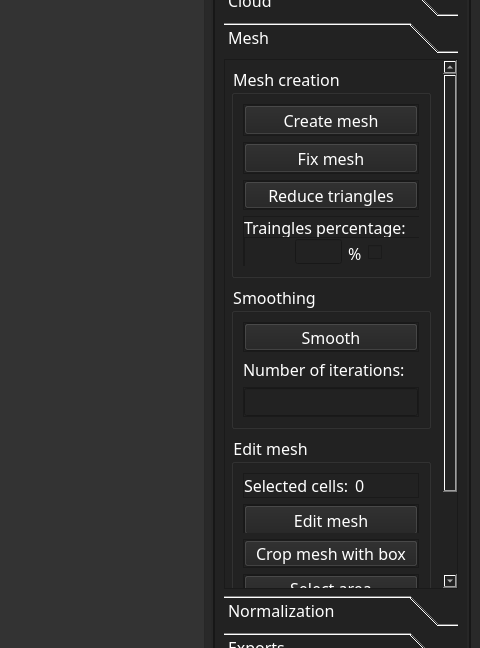
First picture: the form in UI2.ui, repository MateuszRumin/PWSZ_3IS_2024_ZPI_P3_G3, before the edit; both pictures show x 599 to 1079 and y 176 to 824 of the 1079 by 933 pixel window.
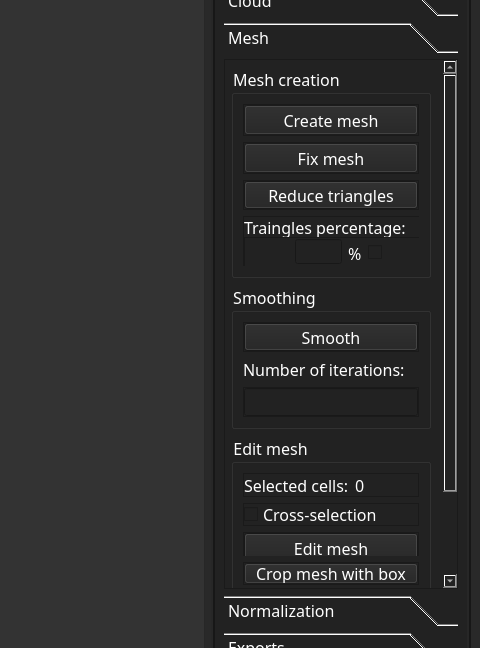
Second picture: the form after the edit.

```diff
--- a/UI2.ui
+++ b/UI2.ui
@@ -1987,7 +1987,7 @@
                 <x>0</x>
                 <y>0</y>
                 <width>215</width>
-                <height>583</height>
+                <height>594</height>
                </rect>
               </property>
               <property name="maximumSize">
@@ -2509,6 +2509,37 @@
                     </layout>
                    </widget>
                   </item>
+                  <item>
+                   <widget class="QFrame" name="frame_38">
+                    <property name="frameShape">
+                     <enum>QFrame::StyledPanel</enum>
+                    </property>
+                    <property name="frameShadow">
+                     <enum>QFrame::Raised</enum>
+                    </property>
+                    <layout class="QVBoxLayout" name="verticalLayout_55">
+                     <property name="leftMargin">
+                      <number>0</number>
+                     </property>
+                     <property name="topMargin">
+                      <number>0</number>
+                     </property>
+                     <property name="rightMargin">
+                      <number>0</number>
+                     </property>
+                     <property name="bottomMargin">
+                      <number>0</number>
+                     </property>
+                     <item>
+                      <widget class="QCheckBox" name="cross_selection_checkbox">
+                       <property name="text">
+                        <string>Cross-selection</string>
+                       </property>
+                      </widget>
+                     </item>
+                    </layout>
+                   </widget>
+                  </item>
                   <item>
                    <widget class="QFrame" name="frame_2">
                     <property name="minimumSize">
```
Left out of the diff: 8 changed lines with no effect on the pictures.
